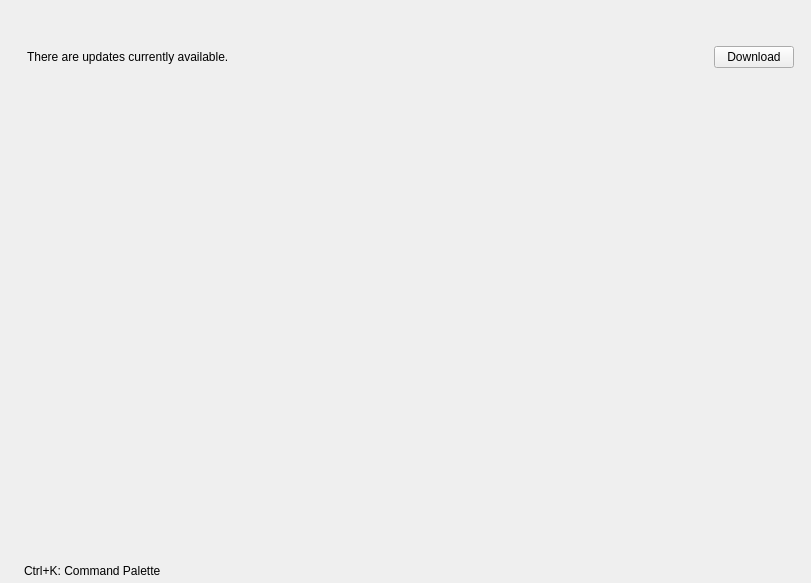
Old version of the form shared/nexis/Pages/Dashboard/dashboard_page.ui in the repository s4solutionsllc/Nexis.
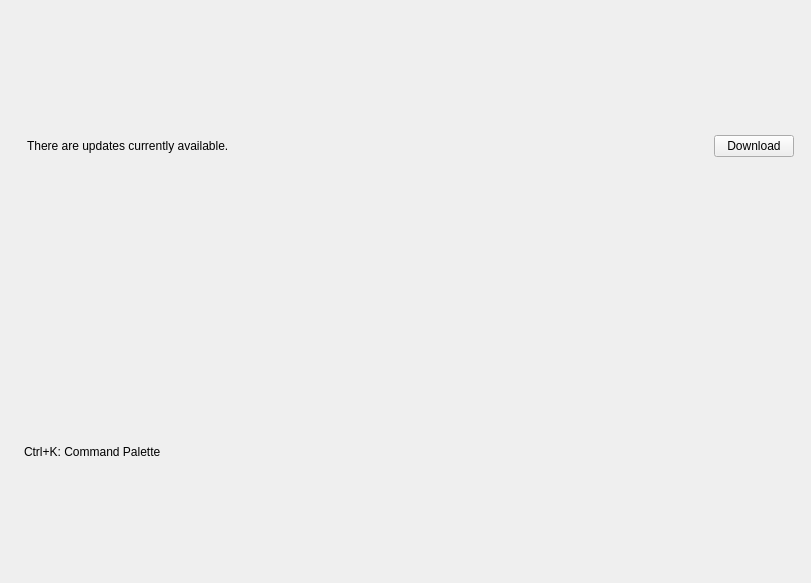
New version of the form.

Commit message:
refactor(dashboard): reposition system summary above footer, remove spacer
Move the systemSummary widget from between the tile grid and update bar
to directly above the statusFooter. Remove the verticalSpacer and give
bentoGrid stretch priority so tiles fill all available vertical space,
reclaiming ~74px for the tile grid.

What changed in the file:
```diff
--- a/shared/nexis/Pages/Dashboard/dashboard_page.ui
+++ b/shared/nexis/Pages/Dashboard/dashboard_page.ui
@@ -43,34 +43,6 @@
      </property>
     </layout>
    </item>
-   <!-- System Summary (full width) -->
-   <item>
-    <widget class="QWidget" name="systemSummary" native="true">
-     <property name="sizePolicy">
-      <sizepolicy hsizetype="Expanding" vsizetype="Fixed">
-       <horstretch>0</horstretch>
-       <verstretch>0</verstretch>
-      </sizepolicy>
-     </property>
-     <layout class="QHBoxLayout" name="summaryLayout">
-      <property name="leftMargin">
-       <number>16</number>
-      </property>
-      <property name="topMargin">
-       <number>10</number>
-      </property>
-      <property name="rightMargin">
-       <number>16</number>
-      </property>
-      <property name="bottomMargin">
-       <number>10</number>
-      </property>
-      <property name="spacing">
-       <number>24</number>
-      </property>
-     </layout>
-    </widget>
-   </item>
    <!-- Update bar -->
    <item>
     <widget class="QWidget" name="widgetUpdateBar" native="true">
@@ -130,17 +102,31 @@
    </item>
    <!-- Spacer pushes footer to bottom -->
    <item>
-    <spacer name="verticalSpacer">
-     <property name="orientation">
-      <enum>Qt::Vertical</enum>
+    <widget class="QWidget" name="systemSummary" native="true">
+     <property name="sizePolicy">
+      <sizepolicy hsizetype="Expanding" vsizetype="Fixed">
+       <horstretch>0</horstretch>
+       <verstretch>0</verstretch>
+      </sizepolicy>
      </property>
-     <property name="sizeHint" stdset="0">
-      <size>
-       <width>20</width>
-       <height>0</height>
-      </size>
-     </property>
-    </spacer>
+     <layout class="QHBoxLayout" name="summaryLayout">
+      <property name="leftMargin">
+       <number>16</number>
+      </property>
+      <property name="topMargin">
+       <number>10</number>
+      </property>
+      <property name="rightMargin">
+       <number>16</number>
+      </property>
+      <property name="bottomMargin">
+       <number>10</number>
+      </property>
+      <property name="spacing">
+       <number>24</number>
+      </property>
+     </layout>
+    </widget>
    </item>
    <!-- Status Footer -->
    <item>
```
Left out of the diff: 2 changed lines with no effect on the pictures. The commit also changes 1 other file.
